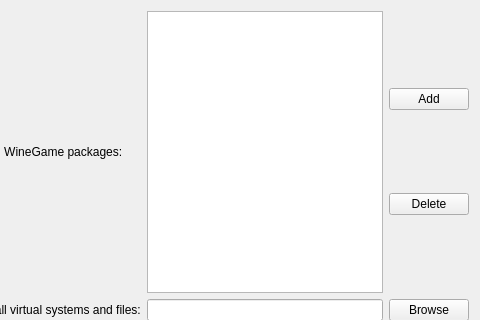
Above: src/settingsdialog.ui from pashazz/winegame before the change; both pictures show x 124 to 604 and y 0 to 320 of the 604 by 479 pixel window. Below: the same form after it.
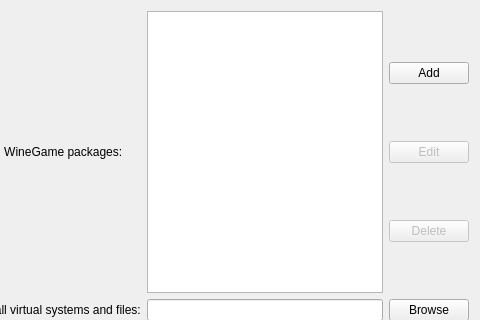
That is the form after the change.

Commit message: SettingsDialog: ability for set package directories across GUI

Diff of the .ui file:
```diff
--- a/src/settingsdialog.ui
+++ b/src/settingsdialog.ui
@@ -122,8 +122,21 @@
        </property>
       </widget>
      </item>
+     <item>
+      <widget class="QPushButton" name="cmdEdit">
+       <property name="enabled">
+        <bool>false</bool>
+       </property>
+       <property name="text">
+        <string>Edit</string>
+       </property>
+      </widget>
+     </item>
      <item>
       <widget class="QPushButton" name="cmdDelete">
+       <property name="enabled">
+        <bool>false</bool>
+       </property>
        <property name="text">
         <string>Delete</string>
        </property>
```
Left out of the diff: 53 changed lines with no effect on the pictures. The commit also changes 2 other files.
